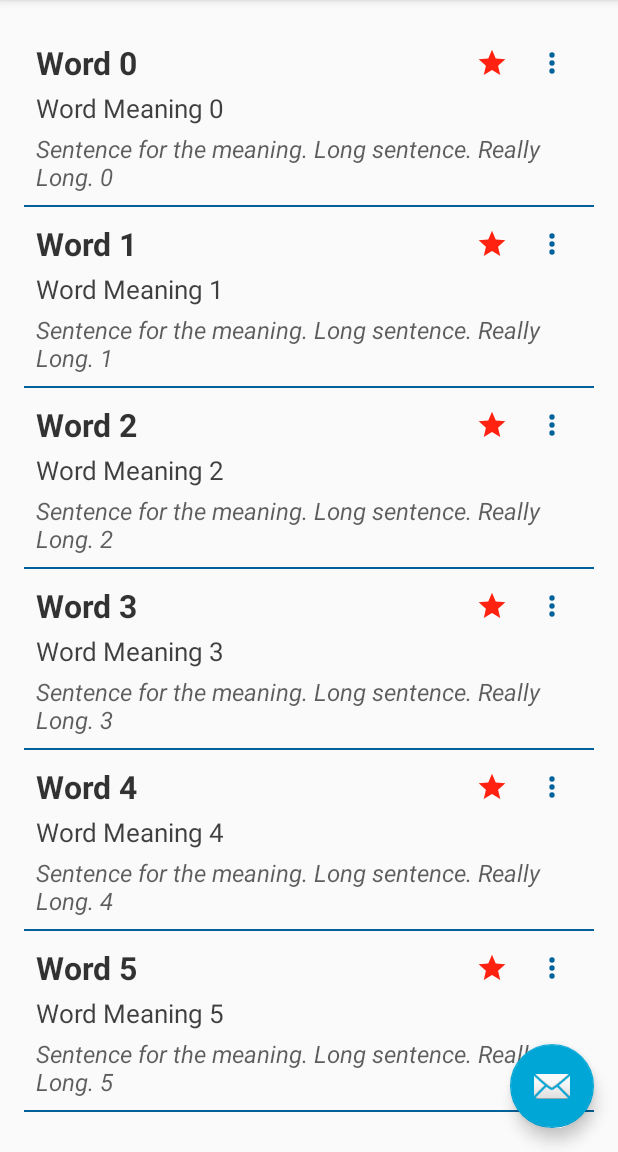
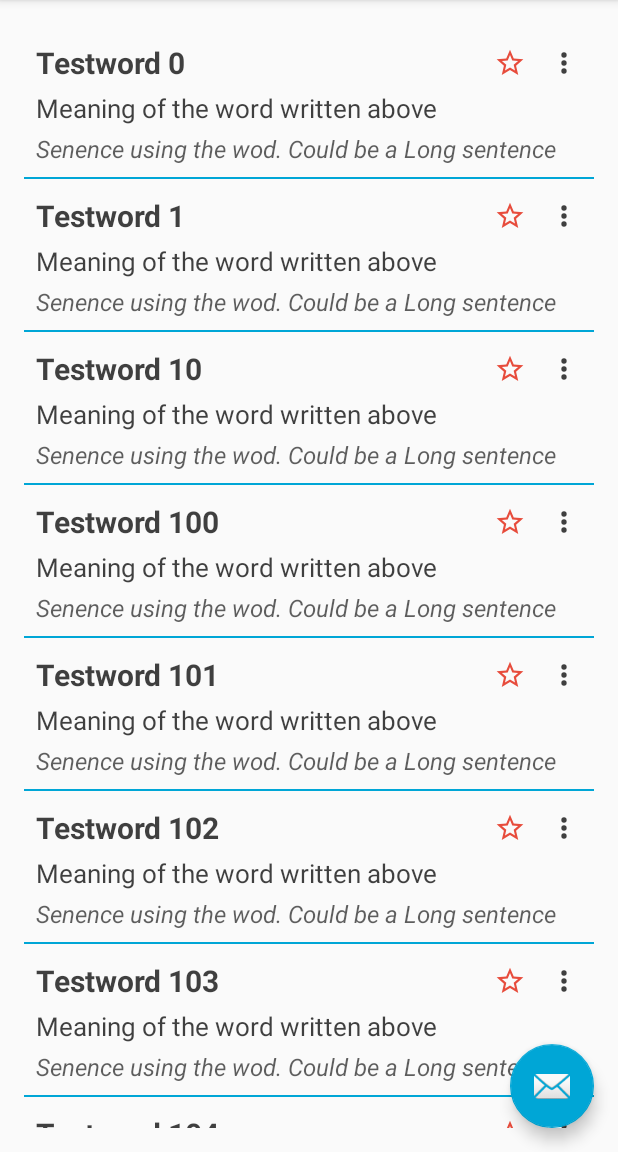
Before and after one commit to abhinav4192/VocabApp, an Android app: the screen it shows after launch (MainActivity), after a tap on "Word List", on a phone screen of 412 x 824 dp, the part 84-1236 px from its top. Run offline under Robolectric (Android 15) with nearby library versions, the phone set to English and light mode, and no system bars; our stand-ins replace ButterKnife; libraries missing offline, so code that uses them is left out: net.cachapa.expandablelayout; plain views replace ExpandableLayout; 4 statements that could not run were skipped; 1 other tap on this screen came first.

Commit message:
Basic Word list works now

```diff
--- a/app/src/main/java/fightingpit/VocabBuilder/Adapter/WordListAdapter.java
+++ b/app/src/main/java/fightingpit/VocabBuilder/Adapter/WordListAdapter.java
@@ -11,8 +11,10 @@ import android.widget.TextView;
 import net.cachapa.expandablelayout.ExpandableLayout;
 
 import java.util.ArrayList;
+import java.util.Arrays;
 
 import fightingpit.VocabBuilder.Engine.ContextManager;
+import fightingpit.VocabBuilder.Engine.Database.WordListHelper;
 import fightingpit.VocabBuilder.Engine.SettingManager;
 import fightingpit.VocabBuilder.GlobalApplication;
 import fightingpit.VocabBuilder.Model.WordWithDetails;
@@ -22,15 +24,98 @@ import fightingpit.VocabBuilder.R;
  * Created by abhinavgarg on 31/07/16.
  */
 public class WordListAdapter extends RecyclerView.Adapter<WordListAdapter.ViewHolder> {
-    ArrayList<WordWithDetails> mWordList;
+
     static Context mContext;
-    boolean mToShowMeanings;
+    ArrayList<WordWithDetails> mWordList; // Reference to the word list
+    boolean[] mShowMeaning; // To hold if the word meanings are shown or hidden.
+    WordListHelper mWordListHelper;
+    SettingManager mSettingManager;
 
-    public WordListAdapter(){
+    public WordListAdapter() {
         mContext = ContextManager.getCurrentActivityContext();
-        mWordList = ((GlobalApplication) mContext.getApplicationContext()).getWordListHelper()
-                .getWordList();
-        mToShowMeanings = (new SettingManager()).showMeanings();
+        mWordListHelper = ((GlobalApplication) mContext.getApplicationContext())
+                .getWordListHelper();
+        mWordListHelper.updateWordList();
+        mWordList = mWordListHelper.getWordList();
+        mShowMeaning = new boolean[mWordList.size()];
+        mSettingManager = new SettingManager();
+        Arrays.fill(mShowMeaning, mSettingManager.showMeanings());
+    }
+
+    @Override
+    public ViewHolder onCreateViewHolder(ViewGroup parent, int viewType) {
+        Context context = parent.getContext();
+        LayoutInflater inflater = LayoutInflater.from(context);
+        View contactView = inflater.inflate(R.layout.model_single_word_in_word_list, parent, false);
+        ViewHolder viewHolder = new ViewHolder(contactView);
+        return viewHolder;
+    }
+
+    @Override
+    public void onBindViewHolder(ViewHolder viewHolder, int position) {
+        final WordWithDetails currentWord = mWordList.get(position);
+
+        TextView word = viewHolder.word;
+        TextView meaning = viewHolder.meaning;
+        TextView sentence = viewHolder.sentence;
+        final ImageView favourite = viewHolder.favourite;
+        ImageView moreOptions = viewHolder.moreOptions;
+        final ExpandableLayout meaningAndSentence = viewHolder.meaningAndSentence;
+
+        // build display
+        word.setText(currentWord.getWord());
+        meaning.setText(currentWord.getMeaning());
+        sentence.setText(currentWord.getSentence());
+
+        if (currentWord.isFavourite()) {
+            favourite.setImageResource(R.drawable.star_filled);
+        } else {
+            favourite.setImageResource(R.drawable.star_outline);
+        }
+
+        if (mShowMeaning[position]) {
+            meaningAndSentence.expand(false);
+        } else {
+            meaningAndSentence.collapse(false);
+        }
+
+        final int aFinalPosition = position;
+        // implement click listeners
+        word.setOnClickListener(new View.OnClickListener() {
+            @Override
+            public void onClick(View v) {
+                mShowMeaning[aFinalPosition] = !mShowMeaning[aFinalPosition];
+                meaningAndSentence.toggle();
+            }
+        });
+        meaningAndSentence.setOnClickListener(new View.OnClickListener() {
+            @Override
+            public void onClick(View v) {
+                meaningAndSentence.collapse();
+                mShowMeaning[aFinalPosition] = false;
+            }
+        });
+        favourite.setOnClickListener(new View.OnClickListener() {
+            @Override
+            public void onClick(View v) {
+                if (currentWord.isFavourite()) {
+                    currentWord.setFavourite(false);
+                    favourite.setImageResource(R.drawable.star_outline);
+                    mWordListHelper.updateFavourite(currentWord.getWord(), currentWord.getMeaning
+                            (), false);
+                } else {
+                    currentWord.setFavourite(true);
+                    favourite.setImageResource(R.drawable.star_filled);
+                    mWordListHelper.updateFavourite(currentWord.getWord(), currentWord.getMeaning
+                            (), true);
+                }
+            }
+        });
+    }
+
+    @Override
+    public int getItemCount() {
+        return mWordList.size();
     }
 
     public static class ViewHolder extends RecyclerView.ViewHolder {
@@ -56,51 +141,8 @@ public class WordListAdapter extends RecyclerView.Adapter<WordListAdapter.ViewHo
             favourite = (ImageView) itemView.findViewById(R.id.iv_mswiwl_fav);
             moreOptions = (ImageView) itemView.findViewById(R.id.iv_mswiwl_dots);
             meaningAndSentence = (ExpandableLayout) itemView.findViewById(R.id.ll_mswiwl_mean_sen);
-
         }
     }
 
 
-
-
-    @Override
-    public ViewHolder onCreateViewHolder(ViewGroup parent, int viewType) {
-        Context context = parent.getContext();
-        LayoutInflater inflater = LayoutInflater.from(context);
-        View contactView = inflater.inflate(R.layout.model_single_word_in_word_list, parent, false);
-        ViewHolder viewHolder = new ViewHolder(contactView);
-        return viewHolder;
-    }
-
-    @Override
-    public void onBindViewHolder(ViewHolder viewHolder, int position) {
-        final WordWithDetails currentWord = mWordList.get(position);
-
-        TextView word = viewHolder.word;
-        TextView meaning = viewHolder.meaning;
-        TextView sentence = viewHolder.sentence;
-        ImageView favourite = viewHolder.favourite;
-        ImageView moreOptions = viewHolder.moreOptions;
-        final ExpandableLayout meaningAndSentence = viewHolder.meaningAndSentence;
-
-        word.setText(currentWord.getWord());
-        meaning.setText(currentWord.getMeaning());
-        sentence.setText(currentWord.getSentence());
-        favourite.setImageResource(R.drawable.star_filled);
-        if(!mToShowMeanings)
-        {
-            meaningAndSentence.collapse(false);
-        }
-        word.setOnClickListener(new View.OnClickListener() {
-            @Override
-            public void onClick(View v) {
-                meaningAndSentence.toggle();
-            }
-        });
-    }
-
-    @Override
-    public int getItemCount() {
-        return mWordList.size();
-    }
 }
--- a/app/src/main/java/fightingpit/VocabBuilder/Engine/Database/DatabaseContract.java
+++ b/app/src/main/java/fightingpit/VocabBuilder/Engine/Database/DatabaseContract.java
@@ -62,7 +62,7 @@ public final class DatabaseContract {
         public static final String CREATE_TABLE = "CREATE TABLE " +
                 TABLE_NAME + " (" +
                 WORD + " TEXT NOT NULL" + COMMA_SEP +
-                SET_NUMBER + " INTEGER NOT NULL" +
+                SET_NUMBER + " INTEGER NOT NULL" + COMMA_SEP +
                 " PRIMARY KEY (" + WORD + COMMA_SEP + SET_NUMBER + ")" +
                 " )";
 
@@ -76,9 +76,16 @@ public final class DatabaseContract {
         public static final String SET_NUMBER     = "SET_NUMBER";
         public static final String SET_NAME       = "SET_NAME";
 
+//        public static final String CREATE_TABLE = "CREATE TABLE " +
+//                TABLE_NAME + " (" +
+//                SET_NUMBER + " INTEGER PRIMARY KEY AUTOINCREMENT" + COMMA_SEP +
+//                SET_NAME + " TEXT NOT NULL" + COMMA_SEP +
+//                UNIQUE + " (" + SET_NAME + ")" +
+//                " )";
+
         public static final String CREATE_TABLE = "CREATE TABLE " +
                 TABLE_NAME + " (" +
-                SET_NUMBER + " INTEGER PRIMARY KEY AUTOINCREMENT" + COMMA_SEP +
+                SET_NUMBER + " INTEGER PRIMARY KEY" + COMMA_SEP +
                 SET_NAME + " TEXT NOT NULL" + COMMA_SEP +
                 UNIQUE + " (" + SET_NAME + ")" +
                 " )";
--- a/app/src/main/java/fightingpit/VocabBuilder/Engine/Database/DatabaseHelper.java
+++ b/app/src/main/java/fightingpit/VocabBuilder/Engine/Database/DatabaseHelper.java
@@ -29,6 +29,7 @@ public class DatabaseHelper extends SQLiteOpenHelper {
     @Override
     public void onCreate(SQLiteDatabase db) {
 
+        Log.d("ABG","Creating new DB");
         // Creating Table
         for(int i=0; i < DatabaseContract.SQL_CREATE_TABLE_ARRAY.length; i++) {
             db.execSQL(DatabaseContract.SQL_CREATE_TABLE_ARRAY[i]);
@@ -51,6 +52,18 @@ public class DatabaseHelper extends SQLiteOpenHelper {
 //            Log.d("ABG", "DB Insert Failed");
 //        }
 
+        // Test data
+        db.execSQL("INSERT INTO SET_NAME_NUMBER VALUES(0,'Set0');");
+        for(Integer i=0;i<200;i++)
+        {
+            String aInsertQuery = "INSERT INTO WORD_LIST VALUES ('Testword " + i.toString() + "'," +
+                    "'Meaning of the word written above','Senence using the wod. Could be a Long" +
+                    " sentence',0,0,0);";
+            db.execSQL(aInsertQuery);
+            aInsertQuery = "INSERT INTO WORD_SET VALUES ('Testword " + i.toString() + "',0);";
+            db.execSQL(aInsertQuery);
+        }
+
 
     }
 
--- a/app/src/main/java/fightingpit/VocabBuilder/Engine/Database/WordListHelper.java
+++ b/app/src/main/java/fightingpit/VocabBuilder/Engine/Database/WordListHelper.java
@@ -1,7 +1,10 @@
 package fightingpit.VocabBuilder.Engine.Database;
 
+import android.content.ContentValues;
 import android.database.Cursor;
 import android.database.sqlite.SQLiteDatabase;
+import android.os.AsyncTask;
+import android.util.Log;
 
 import java.util.ArrayList;
 
@@ -15,8 +18,7 @@ import fightingpit.VocabBuilder.R;
  */
 public class WordListHelper extends DatabaseHelper {
 
-    ArrayList<WordWithDetails> mWordList = new ArrayList<>();
-
+    private ArrayList<WordWithDetails> mWordList = new ArrayList<>();
 
     /**
      * Updates the Word list with words based on current settings.
@@ -60,20 +62,21 @@ public class WordListHelper extends DatabaseHelper {
             String aQuery = "SELECT * FROM " + DatabaseContract.WordMeaning.TABLE_NAME + " INNER " +
                     "JOIN" +
                     " " + DatabaseContract.WordSet.TABLE_NAME + " WHERE " + DatabaseContract.WordSet
-                    .SET_NUMBER + "=? AND" + DatabaseContract.WordMeaning.WORD + "=" +
+                    .SET_NUMBER + "=? AND " + DatabaseContract.WordMeaning.TABLE_NAME + "." +
+            DatabaseContract.WordMeaning.WORD + "=" + DatabaseContract.WordSet.TABLE_NAME + "." +
                     DatabaseContract.WordSet.WORD + " ORDER BY " + DatabaseContract.WordMeaning
                     .WORD;
             String[] aSelectionArgs = {aSetNumberString};
             c = aReadableDatabase.rawQuery(aQuery, aSelectionArgs);
         }
+        Log.d("ABG", "Size:" + c.getCount());
         c.moveToFirst();
-        while (c.isAfterLast()) {
-
+        while (!c.isAfterLast()) {
             WordWithDetails aWordWithDetails = new WordWithDetails();
 
+
             // 2) Applying Favorite Filter
-            if ((c.getString(c.getColumnIndexOrThrow(DatabaseContract.WordMeaning.FAVOURITE)))
-                    .equalsIgnoreCase("Y")) {
+            if ((c.getInt(c.getColumnIndexOrThrow(DatabaseContract.WordMeaning.FAVOURITE)))==1) {
                 aWordWithDetails.setFavourite(true);
             } else {
                 if (aSettingManager.showOnlyFavorites()) {
@@ -114,8 +117,7 @@ public class WordListHelper extends DatabaseHelper {
                     .WordMeaning.SENTENCE)));
             aWordWithDetails.setProgress(aProgress);
 
-            if ((c.getString(c.getColumnIndexOrThrow(DatabaseContract.WordMeaning.ORIGINAL)))
-                    .equalsIgnoreCase("Y")) {
+            if ((c.getInt(c.getColumnIndexOrThrow(DatabaseContract.WordMeaning.ORIGINAL)))==0) {
                 aWordWithDetails.setOriginal(true);
             } else {
                 aWordWithDetails.setOriginal(false);
@@ -123,11 +125,43 @@ public class WordListHelper extends DatabaseHelper {
             mWordList.add(aWordWithDetails);
             c.moveToNext();
         }
+        Log.d("ABG", "Size Queue:" + mWordList.size());
         c.close();
-
+        aReadableDatabase.close();
     }
 
     public ArrayList<WordWithDetails> getWordList() {
         return mWordList;
     }
+
+    public void updateFavourite(final String iWord, final String iMeaning, final boolean iFavourite)
+    {
+        AsyncTask.execute(new Runnable() {
+            @Override
+            public void run() {
+                SQLiteDatabase aReadableDatabase = getWritableDatabase();
+
+                // New value for one column
+                ContentValues values = new ContentValues();
+                if(iFavourite) {
+                    values.put(DatabaseContract.WordMeaning.FAVOURITE, 1);
+                }
+                else {
+                    values.put(DatabaseContract.WordMeaning.FAVOURITE, 0);
+                }
+
+                String selection = DatabaseContract.WordMeaning.WORD + "=? AND " +
+                        DatabaseContract.WordMeaning.MEANING + "=?";
+                String[] selectionArgs = { iWord, iMeaning};
+
+                aReadableDatabase.update(
+                        DatabaseContract.WordMeaning.TABLE_NAME,
+                        values,
+                        selection,
+                        selectionArgs);
+                aReadableDatabase.close();
+            }
+        });
+    }
+
 }
--- a/app/src/main/java/fightingpit/VocabBuilder/Engine/SettingManager.java
+++ b/app/src/main/java/fightingpit/VocabBuilder/Engine/SettingManager.java
@@ -82,30 +82,30 @@ public class SettingManager {
     /**
      * @return the number of current set user is learning.
      */
-    public String getCurrentSetNumber(){
+    public String getCurrentSetNumber() {
         // TODO: Implement this.
-        return "1";
+        return "0";
     }
 
     /**
      * @return true if only favorite words to be showed.
      */
-    public Boolean showOnlyFavorites(){
+    public Boolean showOnlyFavorites() {
         return mDefaultSharedPref.getBoolean(ContextManager.getCurrentActivityContext()
-                .getResources().getString(R.string.pref_key_filter_favorite),false);
+                .getResources().getString(R.string.pref_key_filter_favorite), false);
     }
 
     /**
      * @return Filter based on Learning Progress
-     *          "1", if to show All words
-     *          "2", if to show only Learning words
-     *          "3", if to show only Mastered words
+     * "1", if to show All words
+     * "2", if to show only Learning words
+     * "3", if to show only Mastered words
      */
-    public String getFilterStatus(){
-        Integer aFilterStatus = mDefaultSharedPref.getInt(ContextManager
+    public String getFilterStatus() {
+        String aFilterStatus = mDefaultSharedPref.getString(ContextManager
                 .getCurrentActivityContext().getResources().getString(R.string
-                        .pref_key_filter_status),1);
-        return aFilterStatus.toString();
+                        .pref_key_filter_status), "1");
+        return aFilterStatus;
     }
 
     public boolean showMeanings() {
--- a/app/src/main/java/fightingpit/VocabBuilder/GlobalApplication.java
+++ b/app/src/main/java/fightingpit/VocabBuilder/GlobalApplication.java
@@ -1,6 +1,9 @@
 package fightingpit.VocabBuilder;
 
 import android.app.Application;
+import android.util.Log;
+
+import java.util.ArrayList;
 
 import fightingpit.VocabBuilder.Engine.ContextManager;
 import fightingpit.VocabBuilder.Engine.Database.WordListHelper;
@@ -13,20 +16,14 @@ import fightingpit.VocabBuilder.Model.WordWithDetails;
  * multiple activities, fragments.
  */
 public class GlobalApplication extends Application {
-    WordListHelper mWordListHelper = new WordListHelper();
+    WordListHelper mWordListHelper = null;
+
+    public void init()
+    {
+        mWordListHelper = new WordListHelper();
+    }
 
     public WordListHelper getWordListHelper() {
-
-        // Test Code for WordList to be used throughout appplication.
-        for(Integer i=0;i<50;i++)
-        {
-            WordWithDetails aWord = new WordWithDetails();
-            aWord.setWord("Word " + i.toString());
-            aWord.setMeaning("Word Meaning " + i.toString());
-            aWord.setSentence("Sentence for the meaning. Long sentence. Really Long. " + i.toString
-                    ());
-            mWordListHelper.getWordList().add(aWord);
-        }
         return mWordListHelper;
     }
 
--- a/app/src/main/java/fightingpit/VocabBuilder/MainActivity.java
+++ b/app/src/main/java/fightingpit/VocabBuilder/MainActivity.java
@@ -39,6 +39,7 @@ public class MainActivity extends AppCompatActivity
         toggle.syncState();
         NavigationView navigationView = (NavigationView) findViewById(R.id.nav_view);
         navigationView.setNavigationItemSelectedListener(this);
+        ((GlobalApplication) getApplicationContext()).init();
     }
 
 
@@ -133,7 +134,6 @@ public class MainActivity extends AppCompatActivity
                 // mTextToSpeechManager.onActivityResult(resultCode,data);
                 break;
             case SETTING_ACTIVITY_CODE:
-                Log.d("ABG", "Setting Activity Result");
                 updateNavigationView(mNavigationSelectedId, true);
                 break;
             default:
--- a/app/src/main/java/fightingpit/VocabBuilder/WordListFragment.java
+++ b/app/src/main/java/fightingpit/VocabBuilder/WordListFragment.java
@@ -10,6 +10,7 @@ import android.support.annotation.Nullable;
 import android.support.v4.content.ContextCompat;
 import android.support.v7.widget.LinearLayoutManager;
 import android.support.v7.widget.RecyclerView;
+import android.util.Log;
 import android.view.LayoutInflater;
 import android.view.View;
 import android.view.ViewGroup;
--- a/app/src/main/res/drawable/three_vertical_dots.xml
+++ b/app/src/main/res/drawable/three_vertical_dots.xml
@@ -4,5 +4,5 @@
         android:width="24dp"
         android:viewportWidth="24"
         android:viewportHeight="24">
-    <path android:fillColor="#00629b" android:pathData="M12,16A2,2 0 0,1 14,18A2,2 0 0,1 12,20A2,2 0 0,1 10,18A2,2 0 0,1 12,16M12,10A2,2 0 0,1 14,12A2,2 0 0,1 12,14A2,2 0 0,1 10,12A2,2 0 0,1 12,10M12,4A2,2 0 0,1 14,6A2,2 0 0,1 12,8A2,2 0 0,1 10,6A2,2 0 0,1 12,4Z" />
+    <path android:fillColor="#BF000000" android:pathData="M12,16A2,2 0 0,1 14,18A2,2 0 0,1 12,20A2,2 0 0,1 10,18A2,2 0 0,1 12,16M12,10A2,2 0 0,1 14,12A2,2 0 0,1 12,14A2,2 0 0,1 10,12A2,2 0 0,1 12,10M12,4A2,2 0 0,1 14,6A2,2 0 0,1 12,8A2,2 0 0,1 10,6A2,2 0 0,1 12,4Z" />
 </vector>
--- a/app/src/main/res/drawable/word_list_divider.xml
+++ b/app/src/main/res/drawable/word_list_divider.xml
@@ -8,6 +8,6 @@
             android:width="1dp"
             android:height="1dp" />
 
-        <solid android:color="@color/colorPrimary" />
+        <solid android:color="@color/colorAccent" />
 
     </shape>
--- a/app/src/main/res/layout/model_single_word_in_word_list.xml
+++ b/app/src/main/res/layout/model_single_word_in_word_list.xml
@@ -14,8 +14,6 @@
             android:layout_height="match_parent"
             android:layout_alignParentEnd="true"
             android:layout_alignParentRight="true"
-            android:paddingLeft="8dp"
-            android:paddingRight="8dp"
             android:paddingTop="7dp"
             android:paddingBottom="7dp"
             android:id="@+id/iv_mswiwl_dots"
@@ -26,6 +24,7 @@
             android:layout_toLeftOf="@id/iv_mswiwl_dots"
             android:paddingLeft="8dp"
             android:paddingRight="8dp"
+            android:layout_marginRight="4dp"
             android:paddingTop="7dp"
             android:paddingBottom="7dp"
             android:id="@+id/iv_mswiwl_fav"
@@ -37,9 +36,9 @@
             android:gravity="center_vertical"
             android:singleLine="true"
             android:paddingRight="8dp"
-            android:textSize="21sp"
+            android:textSize="20sp"
             android:textStyle="bold"
-            android:textColor="@color/black87"
+            android:textColor="@color/black75"
             android:id="@+id/tv_mswiwl_word"
             android:text="Fabricate"/>
 
```
